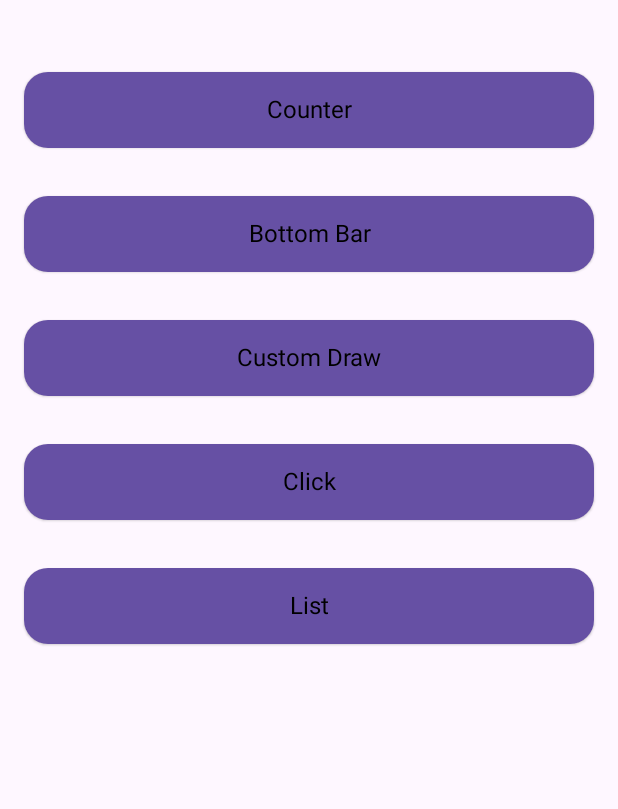
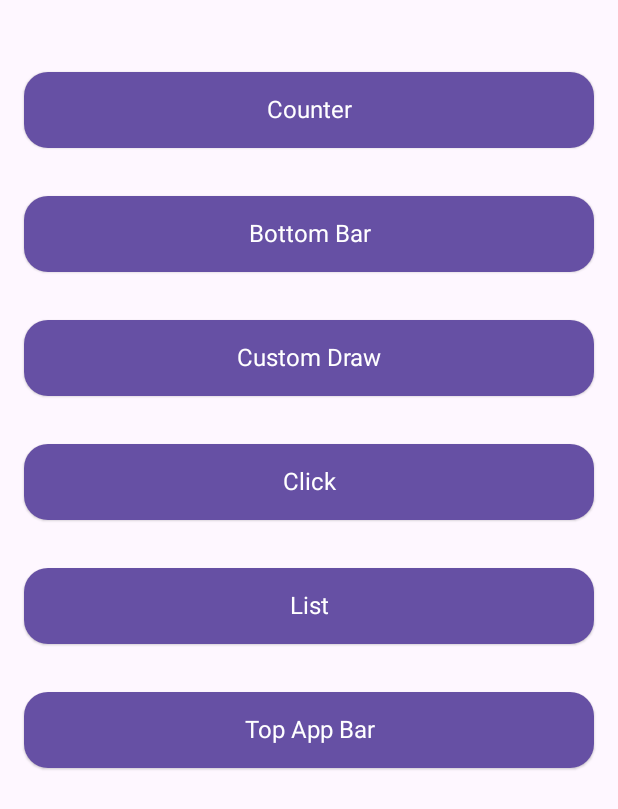
Before and after one commit to AScri/ComposeBox, an Android app built with Jetpack Compose: the screen it shows after launch (MainActivity), on a phone screen of 412 x 824 dp. Shown: the top 809 px of the screen. Run offline under Robolectric (Android 15) with nearby library versions, the phone set to English and light mode, and no system bars; our stand-ins replace Timber.

```diff
--- a/app/src/main/java/com/ascri/composebox/presentation/flow/main/MainScreen.kt
+++ b/app/src/main/java/com/ascri/composebox/presentation/flow/main/MainScreen.kt
@@ -11,6 +11,7 @@ import androidx.compose.material.Text
 import androidx.compose.material3.MaterialTheme
 import androidx.compose.runtime.Composable
 import androidx.compose.ui.Modifier
+import androidx.compose.ui.graphics.Color
 import androidx.compose.ui.text.style.TextAlign
 import androidx.compose.ui.unit.dp
 import androidx.compose.ui.unit.sp
@@ -21,6 +22,7 @@ import com.ascri.composebox.presentation.flow.bottom_menu.navigateToBottomBar
 import com.ascri.composebox.presentation.flow.canvas.navigateToCustomDraw
 import com.ascri.composebox.presentation.flow.click.navigateToClick
 import com.ascri.composebox.presentation.flow.list.navigateToList
+import com.ascri.composebox.presentation.flow.top_bar.navigateToTopBar
 
 @Composable
 fun MainScreen(navController: NavController) {
@@ -30,6 +32,7 @@ fun MainScreen(navController: NavController) {
         Router("Custom Draw") { navController.navigateToCustomDraw() },
         Router("Click") { navController.navigateToClick() },
         Router("List") { navController.navigateToList() },
+        Router("Top App Bar"){navController.navigateToTopBar()}
     )
     LazyColumn(modifier = Modifier.padding(vertical = 32.dp)) {
         itemsIndexed(viewList) { _, item ->
@@ -55,7 +58,8 @@ fun MainScreenItem(item: Router) {
             text = item.name,
             modifier = Modifier.padding(16.dp),
             fontSize = 16.sp,
-            textAlign = TextAlign.Center
+            textAlign = TextAlign.Center,
+            color = Color.White
         )
     }
 }
--- /dev/null
+++ b/app/src/main/java/com/ascri/composebox/presentation/flow/top_bar/TopBarNavigation.kt
@@ -0,0 +1,23 @@
+package com.ascri.composebox.presentation.flow.top_bar
+
+import androidx.compose.material.ExperimentalMaterialApi
+import androidx.compose.ui.unit.ExperimentalUnitApi
+import androidx.navigation.NavController
+import androidx.navigation.NavGraphBuilder
+import androidx.navigation.compose.composable
+
+const val topBarRoute = "top_bar"
+
+internal fun NavController.navigateToTopBar() {
+    this.navigate(topBarRoute)
+}
+
+@ExperimentalUnitApi
+@ExperimentalMaterialApi
+fun NavGraphBuilder.navigateToTopBar(navController: NavController) {
+    composable(
+        route = topBarRoute
+    ) {
+        TopBar(navController)
+    }
+}
--- a/app/src/main/java/com/ascri/composebox/presentation/navigation/AppNavigation.kt
+++ b/app/src/main/java/com/ascri/composebox/presentation/navigation/AppNavigation.kt
@@ -13,6 +13,7 @@ import com.ascri.composebox.presentation.flow.click.clickScreen
 import com.ascri.composebox.presentation.flow.list.listScreen
 import com.ascri.composebox.presentation.flow.main.mainRoute
 import com.ascri.composebox.presentation.flow.main.mainScreen
+import com.ascri.composebox.presentation.flow.top_bar.navigateToTopBar
 
 @ExperimentalMaterialApi
 @ExperimentalUnitApi
@@ -26,5 +27,6 @@ fun AppNavigation() {
         customDrawScreen(navController)
         clickScreen(navController)
         listScreen(navController)
+        navigateToTopBar(navController)
     }
 }
--- /dev/null
+++ b/app/src/main/res/drawable/ic_baseline_menu_24.xml
@@ -0,0 +1,5 @@
+<vector android:height="24dp" android:tint="#000000"
+    android:viewportHeight="24" android:viewportWidth="24"
+    android:width="24dp" xmlns:android="http://schemas.android.com/apk/res/android">
+    <path android:fillColor="@android:color/white" android:pathData="M3,18h18v-2L3,16v2zM3,13h18v-2L3,11v2zM3,6v2h18L21,6L3,6z"/>
+</vector>
```
Also changed, not shown: app/src/main/java/com/ascri/composebox/presentation/flow/top_bar/TopBar.kt (added, +94 -0 lines), 1 other file.
